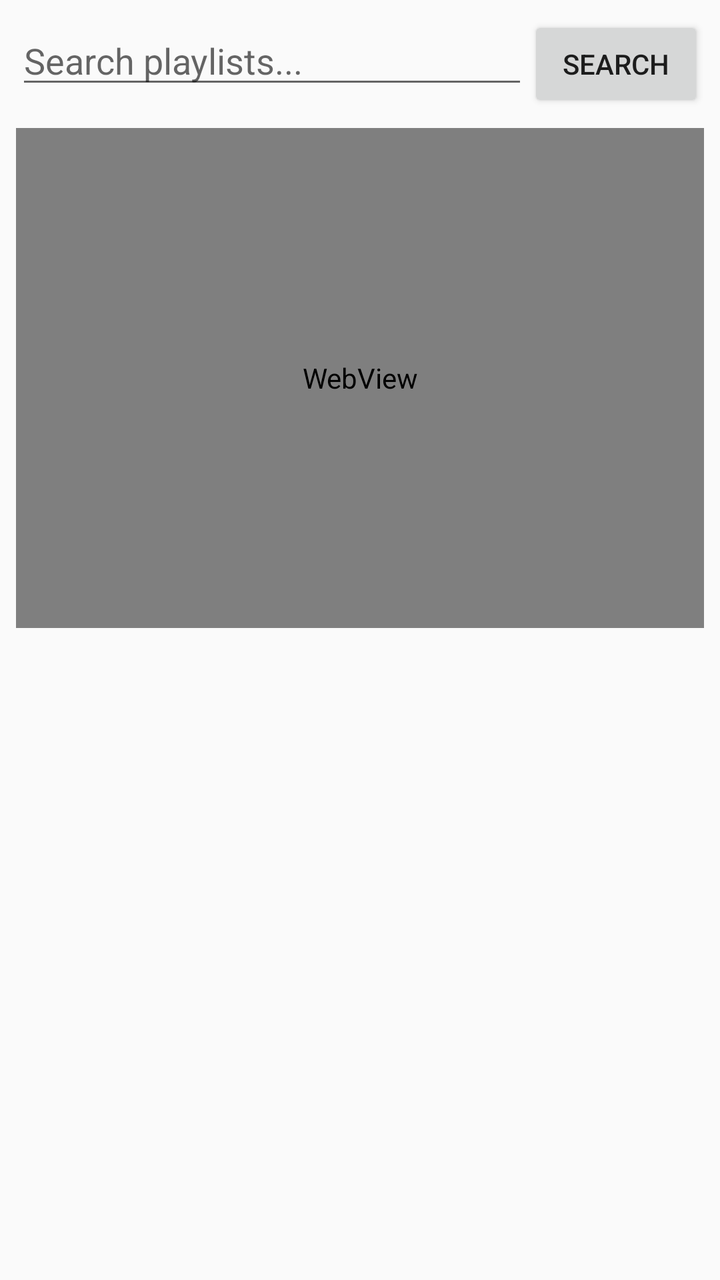
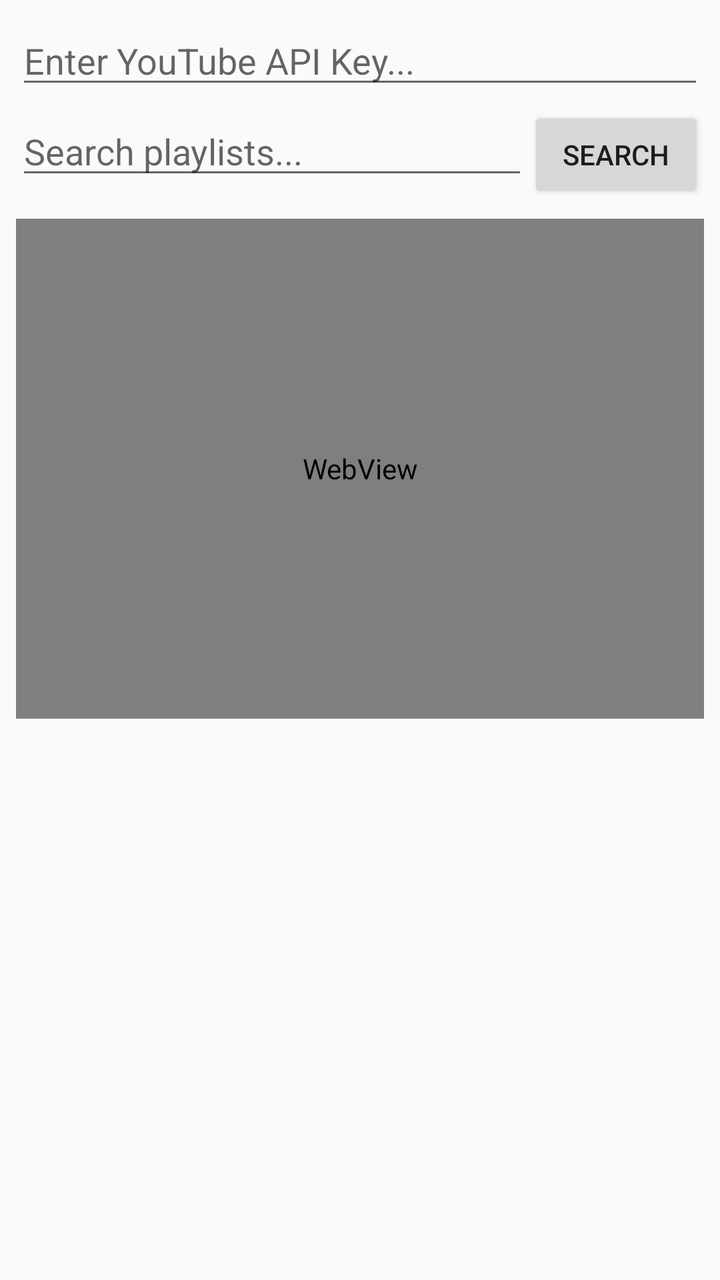

An Android layout rendered at two revisions. The XML below is the earlier revision; the diff shows what the commit changed to produce the second picture.
<!-- AndroidManifest.xml: application theme Theme.AppCompat.Light.NoActionBar -->
<!-- res/layout/activity_main.xml -->
<?xml version="1.0" encoding="utf-8"?>
<LinearLayout xmlns:android="http://schemas.android.com/apk/res/android"
    android:layout_width="match_parent"
    android:layout_height="match_parent"
    android:orientation="vertical"
    android:padding="8dp">

    <LinearLayout
        android:layout_width="match_parent"
        android:layout_height="wrap_content"
        android:orientation="horizontal">

        <EditText
            android:id="@+id/etSearch"
            android:layout_width="0dp"
            android:layout_height="wrap_content"
            android:layout_weight="1"
            android:hint="Search playlists..." />

        <Button
            android:id="@+id/btnSearch"
            android:layout_width="wrap_content"
            android:layout_height="wrap_content"
            android:text="Search" />
    </LinearLayout>

    <WebView
        android:id="@+id/webViewPlayer"
        android:layout_width="match_parent"
        android:layout_height="250dp"
        android:layout_marginTop="8dp" />

    <androidx.recyclerview.widget.RecyclerView
        android:id="@+id/rvPlaylists"
        android:layout_width="match_parent"
        android:layout_height="0dp"
        android:layout_weight="1"
        android:layout_marginTop="8dp" />

</LinearLayout>
<!-- resources referenced by this layout -->
<resources>

</resources>

<!-- the commit's change to res/layout/activity_main.xml (unified diff, before → after) -->
@@ -4,6 +4,14 @@
     android:layout_height="match_parent"
     android:orientation="vertical"
     android:padding="8dp">
+
+    <EditText
+        android:id="@+id/etApiKey"
+        android:layout_width="match_parent"
+        android:layout_height="wrap_content"
+        android:hint="Enter YouTube API Key..."
+        android:inputType="textPassword"
+        android:layout_marginBottom="4dp" />
 
     <LinearLayout
         android:layout_width="match_parent"
